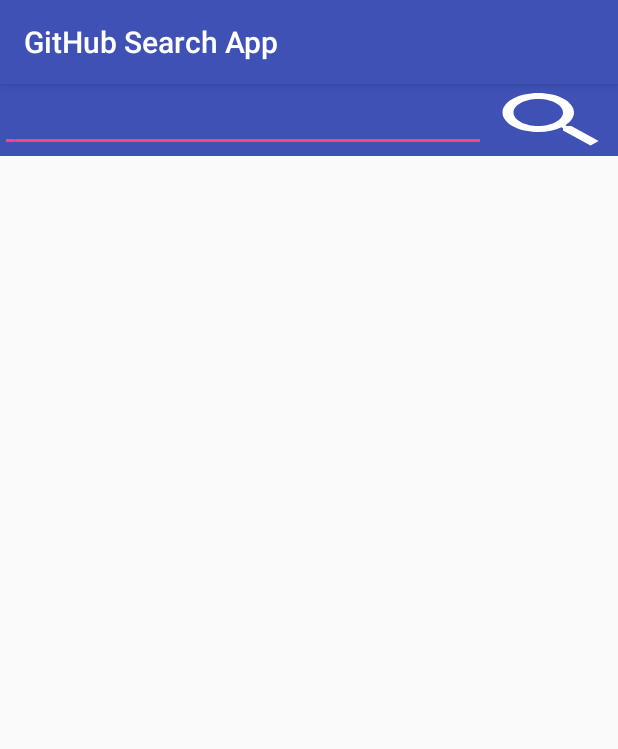
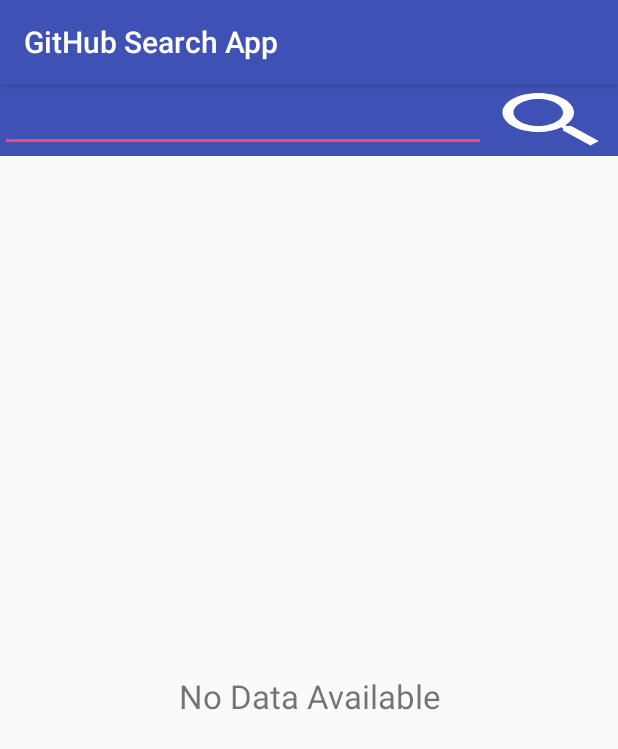
Before and after one commit to ShereenMessi/GitHubSearchApp, an Android app: the screen it shows after launch (MainActivity), on a phone screen of 412 x 824 dp. Shown: the top 749 px of the screen. Run offline under Robolectric (Android 15) with nearby library versions, the phone set to English and light mode, and no system bars; our stand-ins replace data binding.

Commit message:
added empty view to the lsitview when no data found

```diff
--- a/app/src/main/java/com/example/android/githubsearchapp/MainActivity.java
+++ b/app/src/main/java/com/example/android/githubsearchapp/MainActivity.java
@@ -6,7 +6,6 @@ import android.os.Bundle;
 import android.support.v7.app.AppCompatActivity;
 import android.view.KeyEvent;
 import android.view.View;
-import android.view.WindowManager;
 import android.view.inputmethod.EditorInfo;
 import android.widget.TextView;
 
@@ -29,9 +28,7 @@ public class MainActivity extends AppCompatActivity {
     protected void onCreate(Bundle savedInstanceState) {
         super.onCreate(savedInstanceState);
         binding = DataBindingUtil.setContentView(this, R.layout.activity_main);
-        //hide the keyboard when the edittext is not focused
-        this.getWindow().setSoftInputMode(WindowManager.LayoutParams.SOFT_INPUT_STATE_ALWAYS_HIDDEN);
-
+        binding.listView.setEmptyView(binding.emptyTextView);
         binding.searchButton.setOnClickListener(new View.OnClickListener() {
             @Override
             public void onClick(View view) {
--- a/app/src/main/res/layout/activity_main.xml
+++ b/app/src/main/res/layout/activity_main.xml
@@ -21,7 +21,7 @@
                 android:layout_height="wrap_content"
                 android:layout_weight="1"
                 android:imeOptions="actionSearch"
-                android:inputType="text"/>
+                android:inputType="text" />
 
             <Button
                 android:id="@+id/search_button"
@@ -31,6 +31,14 @@
                 android:padding="4dp" />
         </LinearLayout>
 
+        <TextView
+            android:id="@+id/empty_text_view"
+            android:layout_width="match_parent"
+            android:layout_height="match_parent"
+            android:gravity="center"
+            android:text="@string/no_data_available"
+            android:textSize="22sp" />
+
         <ListView
             android:id="@+id/list_view"
             android:layout_width="match_parent"
--- a/app/src/main/res/values/strings.xml
+++ b/app/src/main/res/values/strings.xml
@@ -1,3 +1,4 @@
 <resources>
     <string name="app_name">GitHub Search App</string>
+    <string name="no_data_available">No Data Available</string>
 </resources>
```
